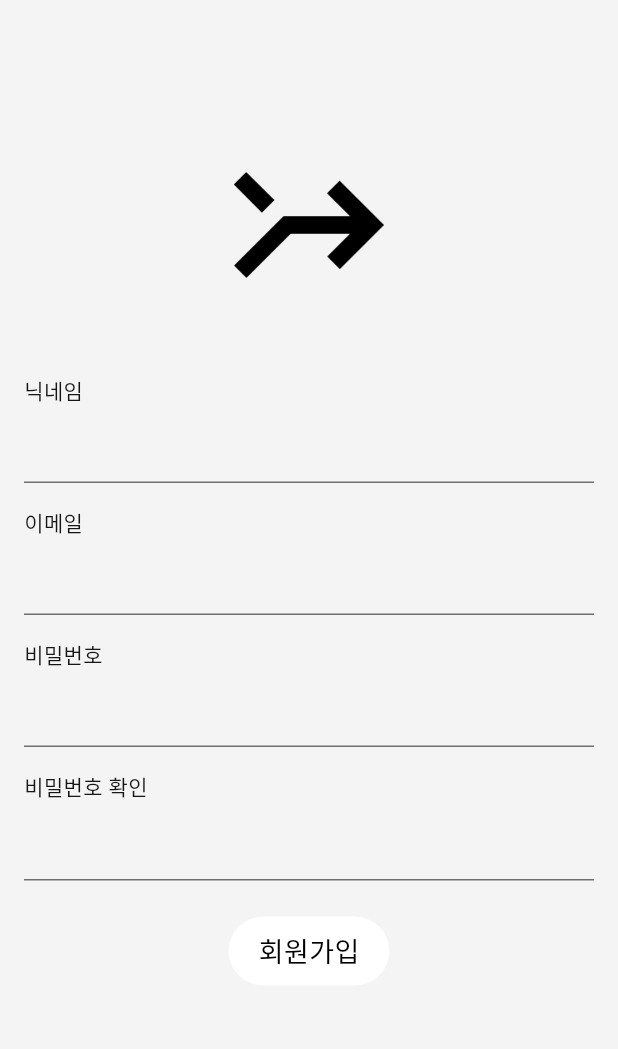
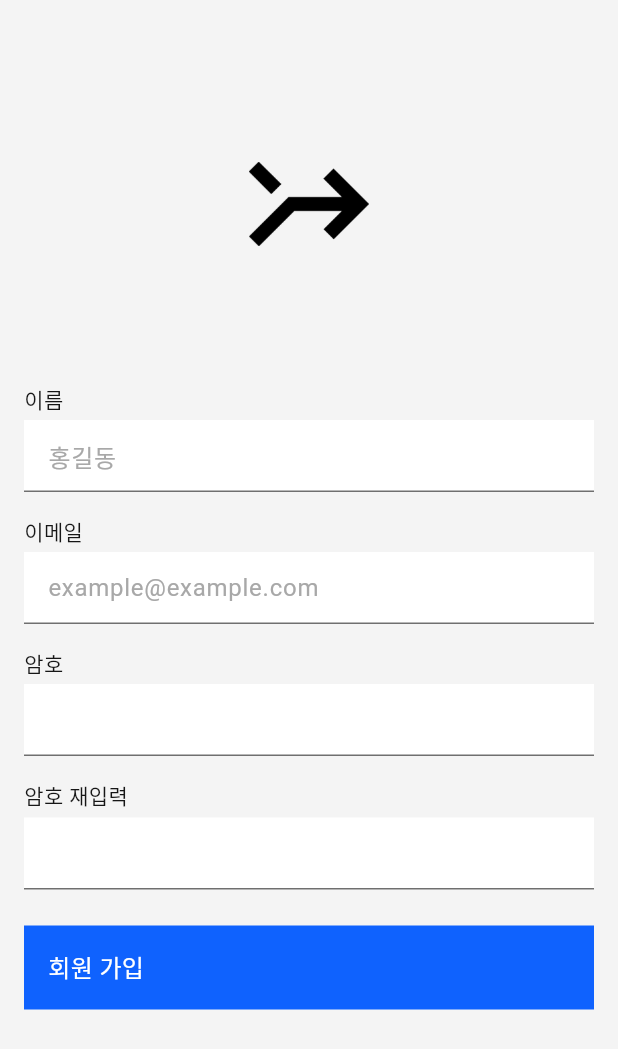
Before and after one commit to joonseo1227/LetsMerge-FE, a Flutter app: the SignUpPage screen opened directly, on a phone screen of 412 x 824 dp. Shown: the top 1049 px of the screen. Run offline on Flutter 3.47's test engine with Material 3 defaults, Android fonts, the light colour scheme and no system bars; our stand-ins replace firebase_auth, firebase_core, flutter_riverpod; accounts and stored records are empty; Roboto replaces fonts that are missing (Pretendard).

Commit message:
fix: UI 수정
- 로그인 페이지 UI 수정
- 회원 가입 페이지 UI 수정
- 텍스트 필드 UI 수정

```diff
--- a/lib/provider/auth_provider.dart
+++ b/lib/provider/auth_provider.dart
@@ -22,7 +22,7 @@ class AuthNotifier extends StateNotifier<UserDTO?> {
     state = firebaseUser != null ? UserDTO.fromFirebaseUser(firebaseUser) : null;
   }
 
-  // 이메일 및 비밀번호로 로그인
+  // 이메일 및 암호로 로그인
   Future<void> signInWithEmail(String email, String password) async {
     try {
       final firebase_auth.UserCredential result =
@@ -37,7 +37,7 @@ class AuthNotifier extends StateNotifier<UserDTO?> {
     }
   }
 
-  // 이메일 및 비밀번호로 회원가입 + 닉네임 설정
+  // 이메일 및 암호로 회원가입 + 이름 설정
   Future<void> signUpWithEmail(String email, String password, String nickname) async {
     try {
       final firebase_auth.UserCredential result =
@@ -68,7 +68,7 @@ class AuthNotifier extends StateNotifier<UserDTO?> {
     }
   }
 
-  // 닉네임 업데이트
+  // 이름 업데이트
   Future<void> updateNickname(String nickname) async {
     try {
       final firebaseUser = _auth.currentUser;
@@ -78,7 +78,7 @@ class AuthNotifier extends StateNotifier<UserDTO?> {
         state = UserDTO.fromFirebaseUser(firebaseUser);
       }
     } catch (e) {
-      print('닉네임 업데이트 실패: $e');
+      print('이름 업데이트 실패: $e');
       rethrow;
     }
   }
--- a/lib/screens/auth/log_in_page.dart
+++ b/lib/screens/auth/log_in_page.dart
@@ -1,8 +1,7 @@
 import 'package:flutter/material.dart';
 import 'package:flutter_riverpod/flutter_riverpod.dart';
-import 'package:letsmerge/config/color.dart';
 import 'package:letsmerge/provider/auth_provider.dart';
-import 'package:letsmerge/widgets/c_ink_well.dart';
+import 'package:letsmerge/widgets/c_button.dart';
 import 'package:letsmerge/widgets/c_text_field.dart';
 
 class LogInPage extends ConsumerStatefulWidget {
@@ -33,11 +32,11 @@ class _LogInPageState extends ConsumerState<LogInPage> {
     _clearError();
 
     if (_emailController.text.isEmpty) {
-      setState(() => _emailError = '이메일을 입력해주세요.');
+      setState(() => _emailError = '이메일을 입력하십시오.');
       return false;
     }
     if (_passwordController.text.isEmpty) {
-      setState(() => _passwordError = '비밀번호를 입력해주세요.');
+      setState(() => _passwordError = '암호를 입력하십시오.');
       return false;
     }
 
@@ -64,11 +63,11 @@ class _LogInPageState extends ConsumerState<LogInPage> {
         if (e.toString().contains('user-not-found')) {
           _emailError = '등록되지 않은 이메일입니다.';
         } else if (e.toString().contains('invalid-email')) {
-          _emailError = '이메일 형식을 확인해주세요.';
+          _emailError = '이메일 형식을 확인하십시오.';
         } else if (e.toString().contains('wrong-password')) {
-          _passwordError = '비밀번호가 틀렸습니다.';
+          _passwordError = '일치하지 않는 암호입니다.';
         } else {
-          _emailError = '로그인에 실패했습니다. 다시 시도해주세요.';
+          _emailError = '이메일 또는 암호를 확인하십시오.';
         }
       });
     }
@@ -83,52 +82,46 @@ class _LogInPageState extends ConsumerState<LogInPage> {
       body: SafeArea(
         child: SingleChildScrollView(
           child: Padding(
-            padding: const EdgeInsets.symmetric(horizontal: 16, vertical: 50),
+            padding: EdgeInsets.all(16),
             child: Column(
               children: [
-                const SizedBox(height: 50),
-                Container(
-                  width: 100,
-                  height: 100,
-                  child: Image.asset("assets/imgs/logo_black.png"),
+                const SizedBox(
+                  height: 80,
                 ),
-                const SizedBox(height: 50),
+                SizedBox(
+                  width: 80,
+                  height: 80,
+                  child: Image.asset('assets/imgs/logo_black.png'),
+                ),
+                const SizedBox(
+                  height: 80,
+                ),
                 CTextField(
-                  label: "이메일",
+                  label: '이메일',
                   controller: _emailController,
                   errorText: _emailError,
                   keyboardType: TextInputType.emailAddress,
+                  hint: 'example@example.com',
                 ),
-                const SizedBox(height: 16),
+                const SizedBox(
+                  height: 16,
+                ),
                 CTextField(
-                  label: "비밀번호",
+                  label: '암호',
                   controller: _passwordController,
                   errorText: _passwordError,
                   obscureText: true,
                 ),
-                const SizedBox(height: 24),
-                CInkWell(
-                  child: Container(
-                    padding: const EdgeInsets.symmetric(
-                        vertical: 10, horizontal: 20),
-                    decoration: const ShapeDecoration(
-                      color: Colors.white,
-                      shape: StadiumBorder(),
-                    ),
-                    child: const Text(
-                      '로그인',
-                      style: TextStyle(
-                        color: Colors.black,
-                        fontSize: 18,
-                        fontWeight: FontWeight.w500,
-                      ),
-                    ),
-                  ),
+                const SizedBox(
+                  height: 24,
+                ),
+                CButton(
                   onTap: () {
                     _login();
                   },
+                  label: '로그인',
+                  width: double.maxFinite,
                 ),
-                const SizedBox(height: 50),
               ],
             ),
           ),
--- a/lib/screens/auth/sign_up_page.dart
+++ b/lib/screens/auth/sign_up_page.dart
@@ -1,8 +1,7 @@
 import 'package:flutter/material.dart';
 import 'package:flutter_riverpod/flutter_riverpod.dart';
-import 'package:letsmerge/config/color.dart';
 import 'package:letsmerge/provider/auth_provider.dart';
-import 'package:letsmerge/widgets/c_ink_well.dart';
+import 'package:letsmerge/widgets/c_button.dart';
 import 'package:letsmerge/widgets/c_text_field.dart';
 
 class SignUpPage extends ConsumerStatefulWidget {
@@ -45,20 +44,20 @@ class _SignUpPageState extends ConsumerState<SignUpPage> {
     });
 
     if (_nicknameController.text.isEmpty) {
-      setState(() => _nicknameError = '닉네임을 입력해주세요.');
+      setState(() => _nicknameError = '이름을 입력하십시오.');
       return false;
     }
     if (_emailController.text.isEmpty) {
-      setState(() => _emailError = '이메일을 입력해주세요.');
+      setState(() => _emailError = '이메일을 입력하십시오.');
       return false;
     }
     if (_passwordController.text.isEmpty ||
         _passwordController.text.length < 6) {
-      setState(() => _passwordError = '비밀번호는 6자 이상이어야 합니다.');
+      setState(() => _passwordError = '암호는 6자 이상이어야 합니다.');
       return false;
     }
     if (_confirmPasswordController.text != _passwordController.text) {
-      setState(() => _confirmPasswordError = '비밀번호가 일치하지 않습니다.');
+      setState(() => _confirmPasswordError = '암호가 일치하지 않습니다.');
       return false;
     }
 
@@ -85,9 +84,9 @@ class _SignUpPageState extends ConsumerState<SignUpPage> {
         if (e.toString().contains('email')) {
           _emailError = '유효하지 않은 이메일이거나 이미 사용 중입니다.';
         } else if (e.toString().contains('password')) {
-          _passwordError = '비밀번호를 다시 확인해주세요.';
+          _passwordError = '암호를 확인하십시오.';
         } else {
-          _nicknameError = '다시 시도해주세요.';
+          _nicknameError = '다시 시도하십시오.';
         }
       });
     }
@@ -102,65 +101,66 @@ class _SignUpPageState extends ConsumerState<SignUpPage> {
       body: SafeArea(
         child: SingleChildScrollView(
           child: Padding(
-            padding: const EdgeInsets.symmetric(horizontal: 16, vertical: 50),
+            padding: EdgeInsets.all(16),
             child: Column(
               children: [
-                const SizedBox(height: 50),
-                Container(
-                  width: 100,
-                  height: 100,
-                  child: Image.asset("assets/imgs/logo_black.png"),
+                const SizedBox(
+                  height: 80,
                 ),
-                const SizedBox(height: 50),
+                SizedBox(
+                  width: 80,
+                  height: 80,
+                  child: Image.asset('assets/imgs/logo_black.png'),
+                ),
+                const SizedBox(
+                  height: 80,
+                ),
                 CTextField(
-                  label: "닉네임",
+                  label: '이름',
                   controller: _nicknameController,
                   errorText: _nicknameError,
+                  hint: '홍길동',
                 ),
-                const SizedBox(height: 16),
+                const SizedBox(
+                  height: 16,
+                ),
                 CTextField(
-                  label: "이메일",
+                  label: '이메일',
                   controller: _emailController,
                   errorText: _emailError,
                   keyboardType: TextInputType.emailAddress,
+                  hint: 'example@example.com',
                 ),
-                const SizedBox(height: 16),
+                const SizedBox(
+                  height: 16,
+                ),
                 CTextField(
-                  label: "비밀번호",
+                  label: '암호',
                   controller: _passwordController,
                   errorText: _passwordError,
+                  keyboardType: TextInputType.visiblePassword,
                   obscureText: true,
                 ),
-                const SizedBox(height: 16),
+                const SizedBox(
+                  height: 16,
+                ),
                 CTextField(
-                  label: "비밀번호 확인",
+                  label: '암호 재입력',
                   controller: _confirmPasswordController,
                   errorText: _confirmPasswordError,
+                  keyboardType: TextInputType.visiblePassword,
                   obscureText: true,
                 ),
-                const SizedBox(height: 24),
-                CInkWell(
-                  child: Container(
-                    padding: const EdgeInsets.symmetric(
-                        vertical: 10, horizontal: 20),
-                    decoration: const ShapeDecoration(
-                      color: Colors.white,
-                      shape: StadiumBorder(),
-                    ),
-                    child: const Text(
-                      '회원가입',
-                      style: TextStyle(
-                        color: Colors.black,
-                        fontSize: 18,
-                        fontWeight: FontWeight.w500,
-                      ),
-                    ),
-                  ),
+                const SizedBox(
+                  height: 24,
+                ),
+                CButton(
                   onTap: () {
                     _signUp();
                   },
+                  label: '회원 가입',
+                  width: double.maxFinite,
                 ),
-                const SizedBox(height: 50),
               ],
             ),
           ),
--- a/lib/widgets/c_text_field.dart
+++ b/lib/widgets/c_text_field.dart
@@ -78,7 +78,7 @@ class _CTextFieldState extends State<CTextField> {
                 color: grey40,
               ),
               filled: true,
-              fillColor: widget.backgroundColor ?? grey10,
+              fillColor: widget.backgroundColor ?? white,
               enabledBorder: UnderlineInputBorder(
                 borderRadius: BorderRadius.circular(0),
                 borderSide: BorderSide(
@@ -131,7 +131,7 @@ class _CTextFieldState extends State<CTextField> {
   }
 
   Color _getFocusBorderColor() {
-    return _hasFocus ? blue50 : grey60;
+    return _hasFocus ? blue60 : grey60;
   }
 }
 
@@ -190,7 +190,7 @@ class _CustomSearchBarState extends State<CustomSearchBar> {
             color: grey40,
           ),
           filled: true,
-          fillColor: widget.backgroundColor ?? grey10,
+          fillColor: widget.backgroundColor ?? white,
           enabledBorder: UnderlineInputBorder(
             borderRadius: BorderRadius.circular(0),
             borderSide: BorderSide(
@@ -205,7 +205,10 @@ class _CustomSearchBarState extends State<CustomSearchBar> {
               width: 2,
             ),
           ),
-          prefixIcon: Icon(Icons.search, color: _hasFocus ? blue50 : grey60),
+          prefixIcon: Icon(
+            Icons.search,
+            color: _hasFocus ? blue60 : grey60,
+          ),
           suffixIcon: widget.controller?.text.isNotEmpty ?? false
               ? IconButton(
                   icon: const Icon(Icons.clear),
@@ -225,6 +228,6 @@ class _CustomSearchBarState extends State<CustomSearchBar> {
   }
 
   Color _getFocusBorderColor() {
-    return _hasFocus ? blue50 : grey60;
+    return _hasFocus ? blue60 : grey60;
   }
 }
```
Lines whose indentation alone changed are shown as unchanged.
